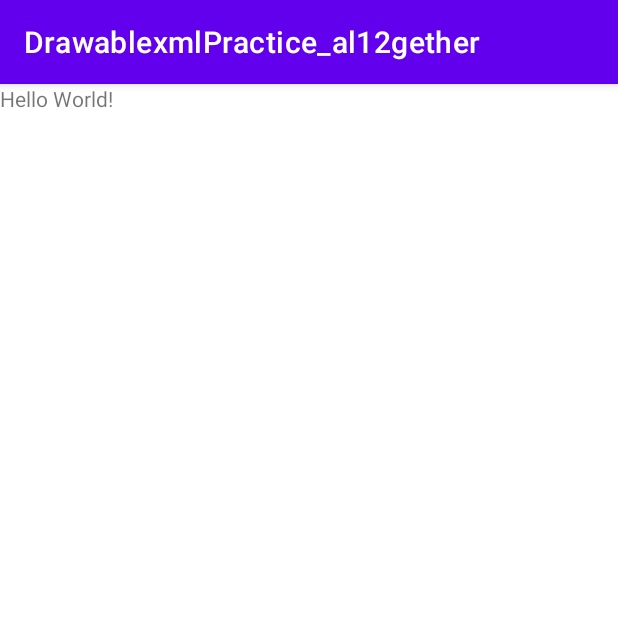
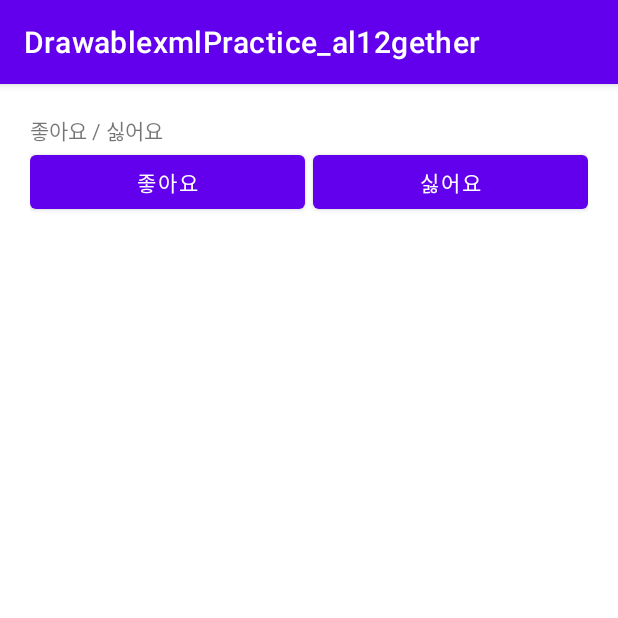
Before and after one commit to al12gether/DrawablexmlPractice_al12gether, an Android app: the screen it shows after launch (MainActivity), on a phone screen of 412 x 824 dp, the top half of it. Run offline under Robolectric (Android 15) with nearby library versions, the phone set to English and light mode, and no system bars.

Commit message:
버튼 2개 배치  - 왼쪽 : 빨간 둥그런 테두리 버튼  = 오른쪽 :파란 둥그런 테두리 버튼

```diff
--- a/app/src/main/res/layout/activity_main.xml
+++ b/app/src/main/res/layout/activity_main.xml
@@ -5,15 +5,33 @@
     android:layout_width="match_parent"
     android:layout_height="match_parent"
     android:orientation="vertical"
+    android:padding="20dp"
     tools:context=".MainActivity">
 
     <TextView
         android:layout_width="wrap_content"
         android:layout_height="wrap_content"
-        android:text="Hello World!"
-        app:layout_constraintBottom_toBottomOf="parent"
-        app:layout_constraintLeft_toLeftOf="parent"
-        app:layout_constraintRight_toRightOf="parent"
-        app:layout_constraintTop_toTopOf="parent" />
+        android:text="좋아요 / 싫어요" />
+
+    <LinearLayout
+        android:layout_width="match_parent"
+        android:layout_height="wrap_content"
+        android:orientation="horizontal">
+
+        <Button
+            android:layout_width="0dp"
+            android:layout_height="wrap_content"
+            android:text="좋아요"
+            android:layout_weight="1" />
+
+        <Button
+            android:layout_width="0dp"
+            android:layout_marginLeft="5dp"
+            android:layout_height="wrap_content"
+            android:text="싫어요"
+            android:layout_weight="1" />
+
+
+    </LinearLayout>
 
 </LinearLayout>
```
